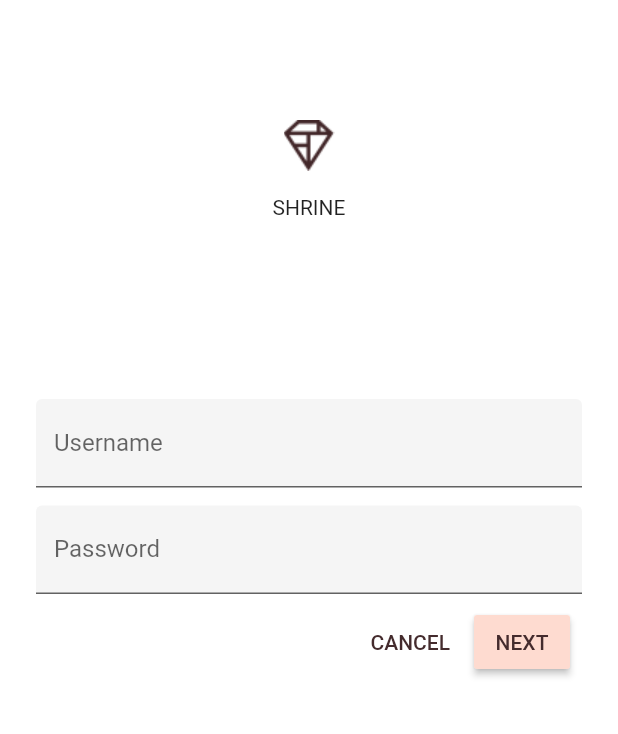
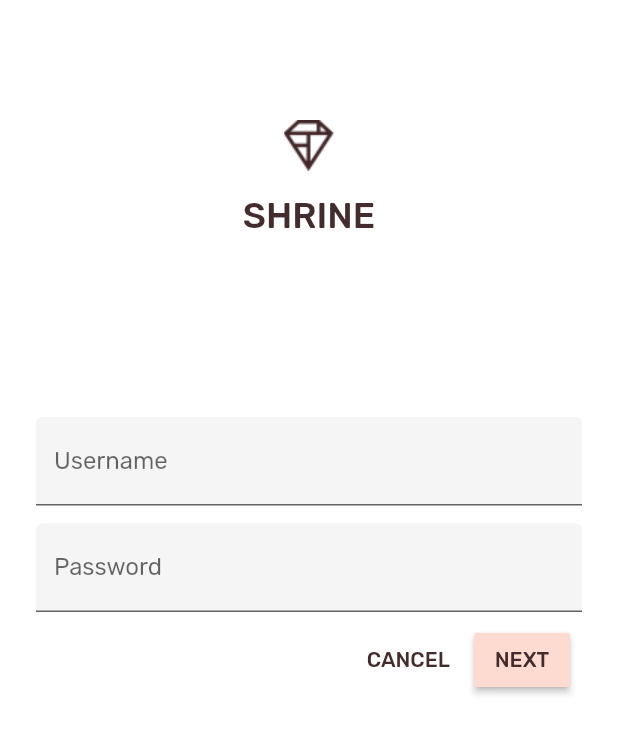
Before and after one commit to LeeMH/flutter-study, a Flutter app: the screen it shows after launch, on a phone screen of 412 x 824 dp. Shown: the top 734 px of the screen. Run offline on Flutter 3.47's test engine with Material 2 defaults, Android fonts, the phone set to English and light mode, and no system bars; our stand-ins replace carousel_slider, flutter_linkify.

Commit message:
텍스트 테마 적용

```diff
--- a/codelab_mdc/lib/login.dart
+++ b/codelab_mdc/lib/login.dart
@@ -21,7 +21,10 @@ class _LoginPageState extends State<LoginPage> {
               children: <Widget>[
                 Image.asset('assets/diamond.png'),
                 SizedBox(height: 16.0),
-                Text('SHRINE'),
+                Text(
+                  'SHRINE',
+                  style: Theme.of(context).textTheme.headline5,
+                ),
               ],
             ),
             SizedBox(height: 120.0),
--- a/codelab_mdc/pubspec.yaml
+++ b/codelab_mdc/pubspec.yaml
@@ -15,6 +15,12 @@ dev_dependencies:
 
 flutter:
   # TODO: Insert Fonts (103)
+  fonts:
+    - family: Rubik
+      fonts:
+        - asset: fonts/Rubik-Regular.ttf
+        - asset: fonts/Rubik-Medium.ttf
+          weight: 500
   uses-material-design: true
   assets:
     - assets/diamond.png
```
Also changed, not shown: codelab_mdc/lib/app.dart (+28 -5 lines), 1 other file.
